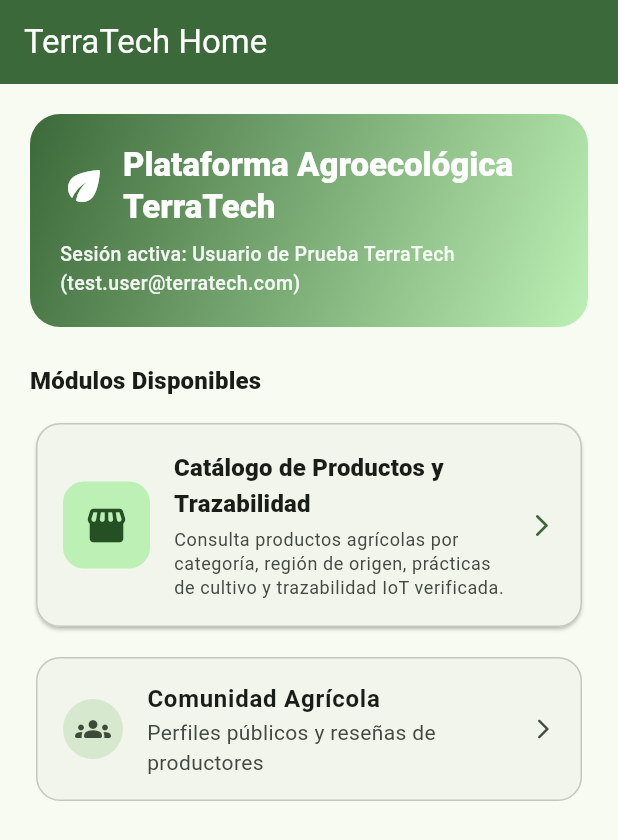
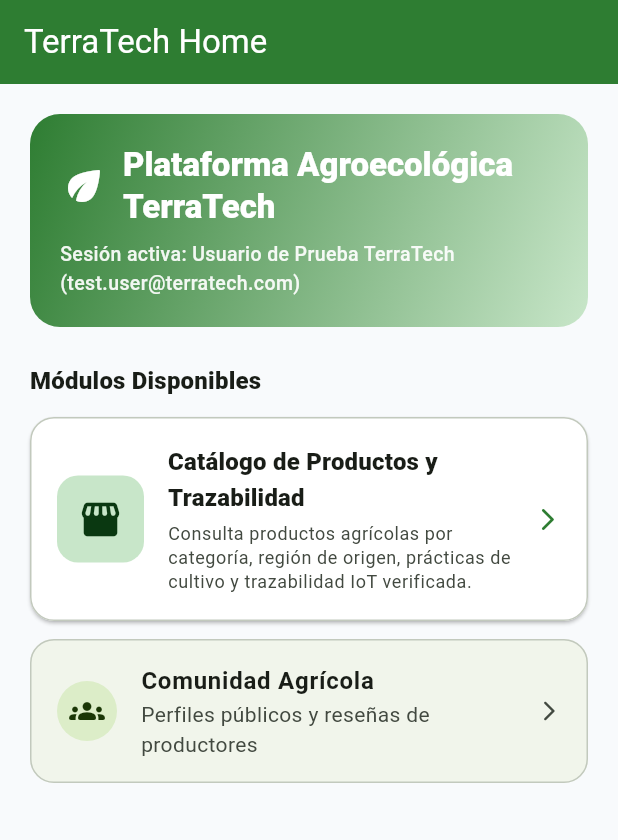
Before and after one commit to AppMovil-NovaTech/terratech-flutter, a Flutter app: the screen it shows after launch, on a phone screen of 412 x 824 dp. Shown: the top 840 px of the screen. Run offline on Flutter 3.47's test engine with Material 3 defaults, Android fonts, the phone set to English and light mode, and no system bars; our stand-ins replace dio, equatable, flutter_bloc, flutter_secure_storage.

Commit message:
feat(theme): configure Material 3 AppTheme and wire into TerraTechApp

```diff
--- a/lib/app.dart
+++ b/lib/app.dart
@@ -1,4 +1,6 @@
 import 'package:flutter/material.dart';
+
+import 'core/theme/app_theme.dart';
 
 import 'commercial/data/commercial_remote_datasource.dart';
 import 'commercial/data/commercial_repository_impl.dart';
@@ -48,10 +50,7 @@ class _TerraTechAppState extends State<TerraTechApp> {
     return MaterialApp(
       title: 'TerraTech',
       debugShowCheckedModeBanner: false,
-      theme: ThemeData(
-        colorScheme: ColorScheme.fromSeed(seedColor: const Color(0xFF2E7D32)),
-        useMaterial3: true,
-      ),
+      theme: AppTheme.light(),
       initialRoute: AppRoutes.home,
       onGenerateRoute: (settings) => AppRouter.onGenerateRoute(
         settings,
--- /dev/null
+++ b/lib/core/theme/app_theme.dart
@@ -0,0 +1,132 @@
+import 'package:flutter/material.dart';
+
+import 'app_colors.dart';
+import 'app_spacing.dart';
+
+/// Application-wide Material 3 theme configuration for TerraTech.
+abstract final class AppTheme {
+  static ThemeData light() {
+    final colorScheme = ColorScheme.fromSeed(
+      seedColor: AppColors.primary,
+      primary: AppColors.primary,
+      onPrimary: Colors.white,
+      primaryContainer: AppColors.primaryContainer,
+      onPrimaryContainer: AppColors.onPrimaryContainer,
+      secondary: AppColors.secondary,
+      secondaryContainer: AppColors.secondaryContainer,
+      onSecondaryContainer: AppColors.onSecondaryContainer,
+      surface: AppColors.surface,
+      error: AppColors.error,
+    );
+
+    return ThemeData(
+      useMaterial3: true,
+      colorScheme: colorScheme,
+      scaffoldBackgroundColor: AppColors.scaffoldBackground,
+      appBarTheme: const AppBarTheme(
+        backgroundColor: AppColors.surface,
+        foregroundColor: AppColors.textPrimary,
+        surfaceTintColor: Colors.transparent,
+        elevation: 0,
+        scrolledUnderElevation: 1,
+        centerTitle: false,
+      ),
+      cardTheme: CardThemeData(
+        color: AppColors.surface,
+        elevation: 0,
+        margin: EdgeInsets.zero,
+        shape: RoundedRectangleBorder(
+          borderRadius: BorderRadius.circular(AppSpacing.radiusLg),
+          side: const BorderSide(color: AppColors.borderSubtle),
+        ),
+      ),
+      inputDecorationTheme: InputDecorationTheme(
+        filled: true,
+        fillColor: AppColors.surfaceSubtle,
+        contentPadding: const EdgeInsets.symmetric(
+          horizontal: AppSpacing.lg,
+          vertical: AppSpacing.md,
+        ),
+        border: OutlineInputBorder(
+          borderRadius: BorderRadius.circular(AppSpacing.radiusMd),
+          borderSide: const BorderSide(color: AppColors.borderSubtle),
+        ),
+        enabledBorder: OutlineInputBorder(
+          borderRadius: BorderRadius.circular(AppSpacing.radiusMd),
+          borderSide: const BorderSide(color: AppColors.borderSubtle),
+        ),
+        focusedBorder: OutlineInputBorder(
+          borderRadius: BorderRadius.circular(AppSpacing.radiusMd),
+          borderSide: const BorderSide(color: AppColors.primary, width: 1.5),
+        ),
+        errorBorder: OutlineInputBorder(
+          borderRadius: BorderRadius.circular(AppSpacing.radiusMd),
+          borderSide: const BorderSide(color: AppColors.error),
+        ),
+      ),
+      filledButtonTheme: FilledButtonThemeData(
+        style: FilledButton.styleFrom(
+          backgroundColor: AppColors.primary,
+          foregroundColor: Colors.white,
+          minimumSize: const Size(0, 44),
+          shape: RoundedRectangleBorder(
+            borderRadius: BorderRadius.circular(AppSpacing.radiusMd),
+          ),
+        ),
+      ),
+      elevatedButtonTheme: ElevatedButtonThemeData(
+        style: ElevatedButton.styleFrom(
+          backgroundColor: AppColors.primary,
+          foregroundColor: Colors.white,
+          elevation: 0,
+          minimumSize: const Size(0, 44),
+          shape: RoundedRectangleBorder(
+            borderRadius: BorderRadius.circular(AppSpacing.radiusMd),
+          ),
+        ),
+      ),
+      outlinedButtonTheme: OutlinedButtonThemeData(
+        style: OutlinedButton.styleFrom(
+          foregroundColor: AppColors.primaryDark,
+          side: const BorderSide(color: AppColors.border),
+          minimumSize: const Size(0, 44),
+          shape: RoundedRectangleBorder(
+            borderRadius: BorderRadius.circular(AppSpacing.radiusMd),
+          ),
+        ),
+      ),
+      chipTheme: ChipThemeData(
+        backgroundColor: AppColors.surfaceSubtle,
+        selectedColor: AppColors.primaryContainer,
+        side: const BorderSide(color: AppColors.borderSubtle),
+        shape: RoundedRectangleBorder(
+          borderRadius: BorderRadius.circular(AppSpacing.radiusPill),
+        ),
+        labelStyle: const TextStyle(
+          color: AppColors.textPrimary,
+          fontWeight: FontWeight.w500,
+        ),
+      ),
+      bottomSheetTheme: const BottomSheetThemeData(
+        backgroundColor: AppColors.surface,
+        surfaceTintColor: Colors.transparent,
+        shape: RoundedRectangleBorder(
+          borderRadius: BorderRadius.vertical(
+            top: Radius.circular(AppSpacing.radiusXl),
+          ),
+        ),
+      ),
+      dividerTheme: const DividerThemeData(
+        color: AppColors.borderSubtle,
+        thickness: 1,
+        space: 1,
+      ),
+      snackBarTheme: SnackBarThemeData(
+        behavior: SnackBarBehavior.floating,
+        shape: RoundedRectangleBorder(
+          borderRadius: BorderRadius.circular(AppSpacing.radiusMd),
+        ),
+      ),
+    );
+  }
+}
```
